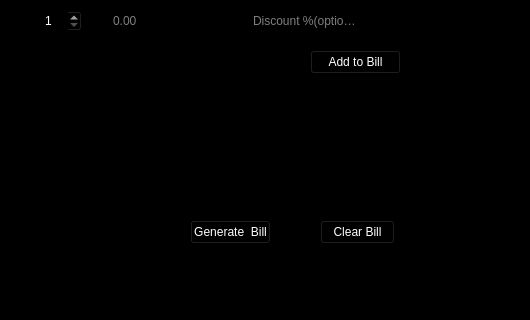
Old version of the form billingscreen.ui in the repository Saumyaa58/Billing-System; both pictures show x 270 to 800 and y 280 to 600 of the 800 by 600 pixel window.
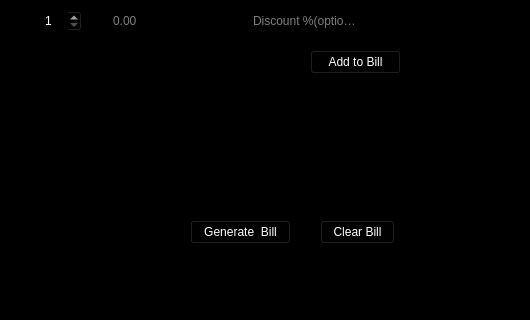
New version of the form.

```diff
--- a/billingscreen.ui
+++ b/billingscreen.ui
@@ -191,7 +191,7 @@
      <rect>
       <x>460</x>
       <y>500</y>
-      <width>81</width>
+      <width>101</width>
       <height>24</height>
      </rect>
     </property>
```
Left out of the diff: 6 changed lines with no effect on the pictures.
